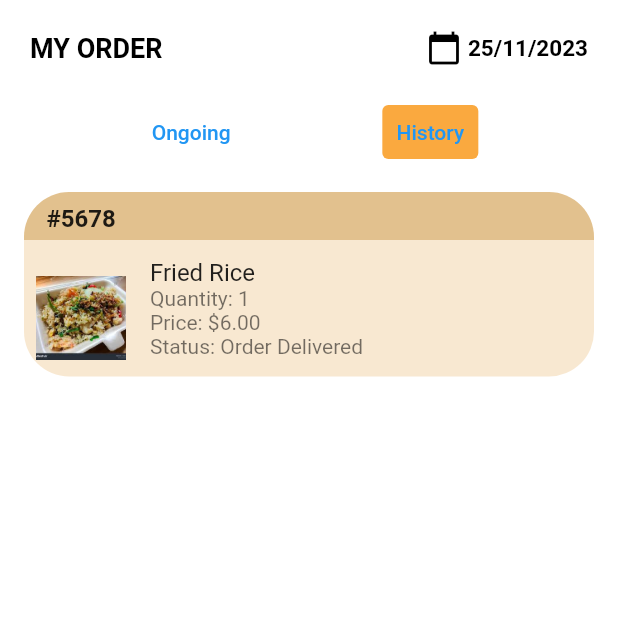
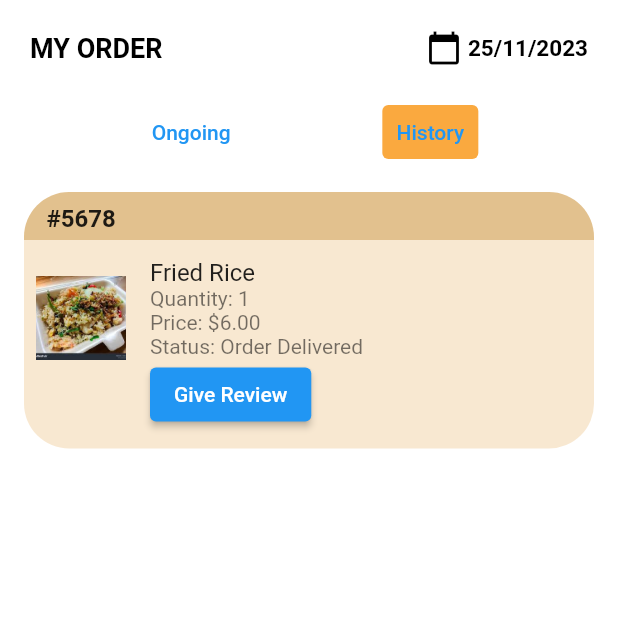
Before and after one commit to zengchai/jood, a Flutter app: the OrderPage screen opened directly, swiped to page 2, on a phone screen of 412 x 824 dp, the top half of it. Run offline on Flutter 3.47's test engine with Material 2 defaults, Android fonts, the phone set to English and light mode, and no system bars; our stand-ins replace cloud_firestore, firebase_auth, firebase_core, flutter_spinkit; accounts and stored records are empty.

Commit message:
darren push

```diff
--- a/lib/pages/Order/orderPage.dart
+++ b/lib/pages/Order/orderPage.dart
@@ -36,6 +36,48 @@ class _OrderPageState extends State<OrderPage> {
   late final String review;
   late PageController _pageController;
   int _currentPageIndex = 0;
+
+  void _popupReview() {
+    showDialog(
+      context: context,
+      builder: (context) {
+        return AlertDialog(
+          title: Text('Review'),
+          contentPadding: EdgeInsets.all(0),
+          content: Container(
+            width: MediaQuery
+                .of(context)
+                .size
+                .width,
+            child: Column(
+              mainAxisSize: MainAxisSize.min,
+              children: [
+                Container(
+                  padding: EdgeInsets.symmetric(vertical: 30, horizontal: 20),
+                  child: Column(
+                    children: [
+                      ListTile(
+                        leading: Image.asset(
+                          'assets/friedmee.jpeg',
+                          width: 120,
+                          height: 120,
+                        ),
+                        title: Text("Fried Mee"),
+                        subtitle: Text('RM7.0'),
+                      ),
+                      SizedBox(height: 20),
+                      // Add some spacing between ListTile and TextField
+                      reviewForm(),
+                    ],
+                  ),
+                ),
+              ],
+            ),
+          ),
+        );
+      },
+    );
+  }
 
   List<OrderItem> ongoingItems = [
     OrderItem(
@@ -95,43 +137,7 @@ class _OrderPageState extends State<OrderPage> {
 
   @override
   Widget build(BuildContext context) {
-    void _popupReview(){
-      showDialog(
-        context: context,
-        builder: (context) {
-          return AlertDialog(
-            title: Text('Review'),
-            contentPadding: EdgeInsets.all(0),
-            content: Container(
-              width: MediaQuery.of(context).size.width,
-              child: Column(
-                mainAxisSize: MainAxisSize.min,
-                children: [
-                  Container(
-                    padding: EdgeInsets.symmetric(vertical: 30, horizontal: 20),
-                    child: Column(
-                      children: [
-                        ListTile(
-                          leading: Image.asset(
-                            'assets/friedmee.jpeg',
-                            width: 120,
-                            height: 120,
-                          ),
-                          title: Text("Fried Mee"),
-                          subtitle: Text('RM7.0'),
-                        ),
-                        SizedBox(height: 20), // Add some spacing between ListTile and TextField
-                        reviewForm(),
-                      ],
-                    ),
-                  ),
-                ],
-              ),
-            ),
-          );
-        },
-      );
-    };
+
     //Date
     DateTime currentDate = DateTime.now();
     String formattedDate = DateFormat('dd/MM/yyyy').format(currentDate);
@@ -211,8 +217,8 @@ class _OrderPageState extends State<OrderPage> {
                 });
               },
               children: [
-                _buildOrderList(ongoingItems),
-                _buildOrderList(historyItems),
+                _buildOrderList(ongoingItems, false),
+                _buildOrderList(historyItems, true),
               ],
             ),
           ),
@@ -221,17 +227,17 @@ class _OrderPageState extends State<OrderPage> {
     );
   }
 
-  Widget _buildOrderList(List<OrderItem> items) {
+  Widget _buildOrderList(List<OrderItem> items, bool isHistoryPage) {
     return ListView.builder(
       shrinkWrap: true,
       itemCount: items.length,
       itemBuilder: (BuildContext context, int index) {
-        return _buildOrderItemCard(items[index]);
+        return _buildOrderItemCard(items[index], isHistoryPage);
       },
     );
   }
 
-  Widget _buildOrderItemCard(OrderItem orderItem) {
+  Widget _buildOrderItemCard(OrderItem orderItem, bool isHistoryPage) {
     return Container(
       margin: const EdgeInsets.all(16.0),
       child: Column(
@@ -277,6 +283,13 @@ class _OrderPageState extends State<OrderPage> {
                       Text('Quantity: ${orderItem.quantity}'),
                       Text('Price: \$${orderItem.price.toStringAsFixed(2)}'),
                       Text('Status: ${orderItem.status}'),
+                      if (isHistoryPage) // Conditionally show the review button
+                        ElevatedButton(
+                          onPressed: () {
+                            _popupReview();
+                          },
+                          child: Text('Give Review'),
+                        ),
                     ],
                   ),
                 ],
--- a/lib/pages/Order/reviewForm.dart
+++ b/lib/pages/Order/reviewForm.dart
@@ -1,5 +1,7 @@
 import 'package:flutter/material.dart';
+import 'package:provider/provider.dart';
 
+import '../../models/users.dart';
 import '../../services/database.dart';
 
 class reviewForm extends StatefulWidget {
@@ -9,12 +11,17 @@ class reviewForm extends StatefulWidget {
   State<reviewForm> createState() => _reviewFormState();
 }
 
+
+
 class _reviewFormState extends State<reviewForm> {
 
   final _formKey = GlobalKey<FormState>();
-  late final String review;
+  String review = '';
   @override
   Widget build(BuildContext context) {
+
+    final currentUser = Provider.of<AppUsers?>(context);
+
     return Form(
       key: _formKey,
       child: Column(
@@ -26,15 +33,14 @@ class _reviewFormState extends State<reviewForm> {
             ),
             validator: (val) => val!.isEmpty ? 'Enter review': null,
             onChanged: (value){
-              setState(() {
                 review = value;
-              });
             },
           ),
           SizedBox(height: 5),
           ElevatedButton(
             onPressed: () async{
               //await DatabaseService(uid: users!.uid).updateReviewData('','','review');
+              await DatabaseService(uid: currentUser!.uid).updateReviewData('','', review);
             },
             child: Text('Submit'),
           ),
```
